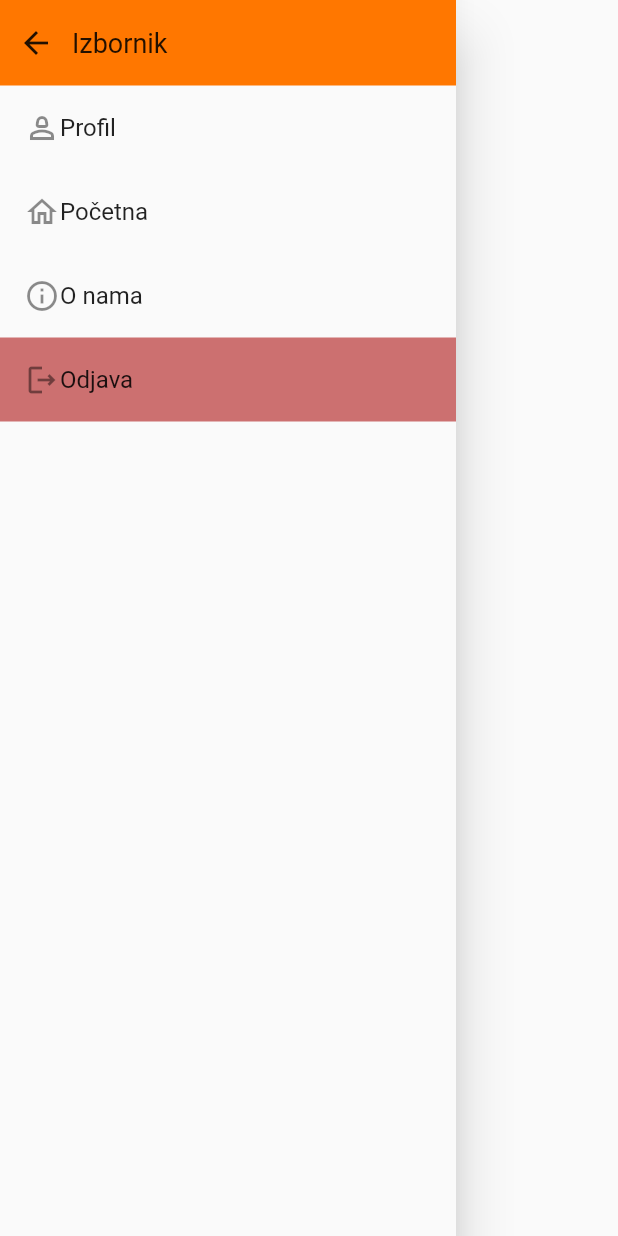
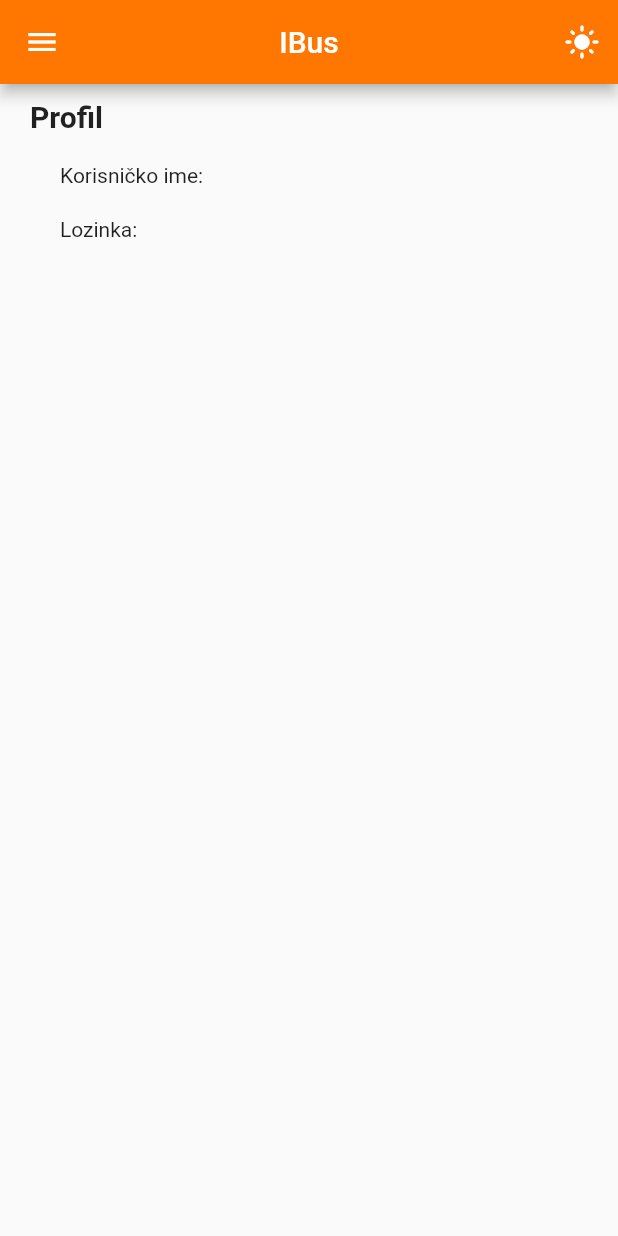
Before and after one commit to JovicAntonio/RDMA_Final_Exam, a Flutter app: the DrawerLookup widget shown alone on an empty page, opened directly, after a tap on "Profil", on a phone screen of 412 x 824 dp. Run offline on Flutter 3.47's test engine with Material 2 defaults, Android fonts, the phone set to English and light mode, and no system bars; our stand-ins replace firebase_auth, firebase_core, google_maps_flutter; accounts and stored records are empty; generated files the repository leaves out were written again.

Commit message:
Changed helper services and added Profile page

```diff
--- a/lib/helpers.dart
+++ b/lib/helpers.dart
@@ -3,9 +3,8 @@ import 'package:flutter/material.dart';
 import 'authentication/auth_contents.dart';
 import 'main_page/main_page.dart';
 
-Future<UserCredential> getAuthenticatedUser(cred) {
-  return cred;
-}
+String User = '';
+String Pass = '';
 
 void isAuthenticatedUser(user, pass, context) async {
   try {
@@ -29,8 +28,6 @@ void isAuthenticatedUser(user, pass, context) async {
     }
   }
 
-  final credentials = FirebaseAuth.instance
-      .signInWithEmailAndPassword(email: user, password: pass);
-
-  getAuthenticatedUser(credentials);
+  User = user;
+  Pass = pass;
 }
--- a/lib/main_page/drawer.dart
+++ b/lib/main_page/drawer.dart
@@ -3,6 +3,7 @@ import 'package:flutter/material.dart';
 import 'package:zavrsni_rdma/about/about.dart';
 import 'package:zavrsni_rdma/main_page/main_page.dart';
 import '../authentication/auth_page.dart';
+import '../profile/profile_info.dart';
 
 class DrawerLookup extends StatelessWidget {
   final Color barColor;
@@ -40,7 +41,14 @@ class DrawerLookup extends StatelessWidget {
           ),
         ),
         ListTile(
-          onTap: () {},
+          onTap: () {
+            Navigator.push(
+              context,
+              MaterialPageRoute(
+                builder: (context) => const Profile(),
+              ),
+            );
+          },
           title: const Row(
             children: [
               Icon(Icons.person_2_outlined),
--- /dev/null
+++ b/lib/profile/profile_info.dart
@@ -0,0 +1,123 @@
+import 'package:flutter/material.dart';
+
+import '../helpers.dart';
+import '../main_page/drawer.dart';
+import '../main_page/menu_button.dart';
+
+ThemeMode mode = ThemeMode.system;
+bool _themeBool = true;
+IconData _lightIcon = Icons.light_mode;
+IconData _darkIcon = Icons.dark_mode;
+final ValueNotifier<ThemeMode> themeNotifier = ValueNotifier(ThemeMode.light);
+const Color barColor = Color.fromARGB(255, 255, 119, 0);
+
+class Profile extends StatelessWidget {
+  const Profile({super.key});
+
+  @override
+  Widget build(BuildContext context) {
+    return ValueListenableBuilder<ThemeMode>(
+      valueListenable: themeNotifier,
+      builder: (_, mode, __) {
+        return MaterialApp(
+          debugShowCheckedModeBanner: false,
+          title: 'IBus',
+          theme: ThemeData.light(),
+          darkTheme: ThemeData.dark(),
+          themeMode: mode,
+          home: Scaffold(
+            drawer: const DrawerLookup(
+              barColor: barColor,
+            ),
+            appBar: AppBar(
+              title: const Text(
+                'IBus',
+              ),
+              centerTitle: true,
+              backgroundColor: barColor,
+              shadowColor: Colors.black,
+              leading: const MenuButton(),
+              actions: [
+                IconButton(
+                    alignment: Alignment.center,
+                    icon: Icon(_themeBool ? _lightIcon : _darkIcon),
+                    tooltip: 'Promijeni temu',
+                    onPressed: () {
+                      themeNotifier.value = mode == ThemeMode.light
+                          ? ThemeMode.dark
+                          : ThemeMode.light;
+                      _themeBool = !_themeBool;
+                    }),
+              ],
+            ),
+            body: SingleChildScrollView(
+              child: Stack(
+                children: [
+                  Column(
+                    children: <Widget>[
+                       const Padding(
+                        padding: EdgeInsetsDirectional.symmetric(
+                          horizontal: 20,
+                          vertical: 10,
+                        ),
+                        child: Align(
+                          alignment: Alignment.centerLeft,
+                          child: Text(
+                            textAlign: TextAlign.left,
+                            "Profil",
+                            style: TextStyle(
+                              fontWeight: FontWeight.bold,
+                              fontSize: 20,
+                            ),
+                          ),
+                        ),
+                      ),
+                       Padding(
+                        padding: const EdgeInsetsDirectional.symmetric(
+                          horizontal: 40,
+                          vertical: 10,
+                        ),
+                        child: Row(
+                          mainAxisAlignment: MainAxisAlignment.spaceBetween,
+                          children:[
+                            const Text(
+                            textAlign: TextAlign.left,
+                            "Korisničko ime:",
+                          ),
+                            Text(
+                            textAlign: TextAlign.right,
+                            User,
+                          ),
+                          ],
+                        ),
+                      ),
+                      Padding(
+                        padding: const EdgeInsetsDirectional.symmetric(
+                          horizontal: 40,
+                          vertical: 10,
+                        ),
+                        child: Row(
+                          mainAxisAlignment: MainAxisAlignment.spaceBetween,
+                          children:[
+                            const Text(
+                            textAlign: TextAlign.left,
+                            "Lozinka:",
+                          ),
+                            Text(
+                            textAlign: TextAlign.right,
+                            Pass,
+                            ),
+                          ],
+                        ),
+                      ),
+                    ],
+                  ),
+                ],
+              ),
+            ),
+          ),
+        );
+      },
+    );
+  }
+}
```
